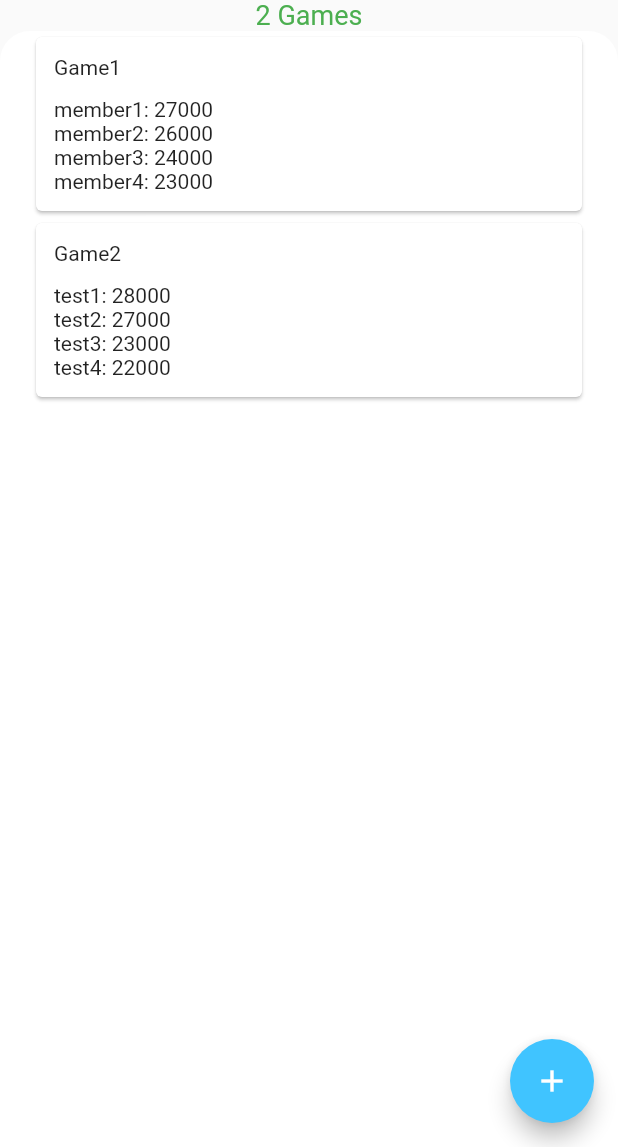
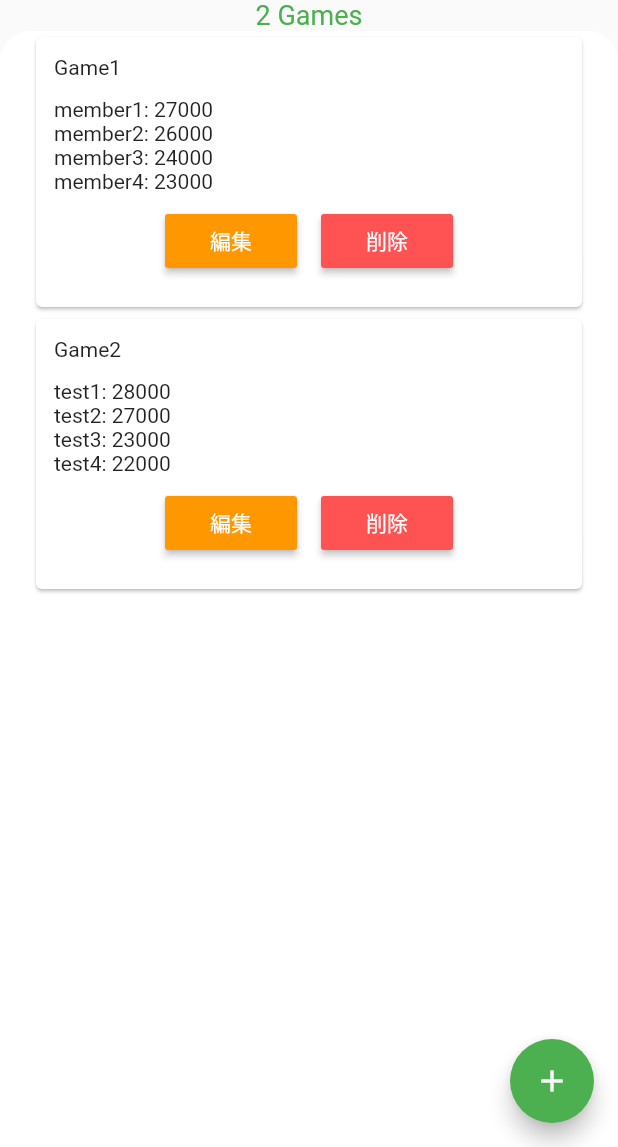
Before and after one commit to aniyome/jong_memo, a Flutter app: the screen it shows after launch, on a phone screen of 412 x 824 dp, the part 89-1236 px from its top. Run offline on Flutter 3.47's test engine with Material 2 defaults, Android fonts, the phone set to English and light mode, and no system bars.

Commit message:
編集と削除ボタンを追加

```diff
--- a/lib/screens/game_screen.dart
+++ b/lib/screens/game_screen.dart
@@ -10,7 +10,7 @@ class GameScreen extends StatelessWidget {
   Widget build(BuildContext context) {
     return Scaffold(
       floatingActionButton: FloatingActionButton(
-          backgroundColor: Colors.lightBlueAccent,
+          backgroundColor: Colors.green,
           child: Icon(Icons.add),
           onPressed: () {
             showModalBottomSheet(
--- a/lib/widgets/games_list.dart
+++ b/lib/widgets/games_list.dart
@@ -10,17 +10,6 @@ class GamesList extends StatelessWidget {
         return ListView.builder(
           itemBuilder: (context, index) {
             final game = gameData.games[index];
-            // return Container(
-            //   child: Column(
-            //     children: [
-            //       Text("${game.title}"),
-            //       Text("${game.member1}: ${game.memberScore1}"),
-            //       Text("${game.member2}: ${game.memberScore2}"),
-            //       Text("${game.member3}: ${game.memberScore3}"),
-            //       Text("${game.member4}: ${game.memberScore4}")
-            //     ],
-            //   ),
-            // );
             return Card(
               child: Padding(
                 padding: EdgeInsets.all(12),
@@ -33,6 +22,34 @@ class GamesList extends StatelessWidget {
                     Text("${game.member2}: ${game.memberScore2}"),
                     Text("${game.member3}: ${game.memberScore3}"),
                     Text("${game.member4}: ${game.memberScore4}"),
+                    Row(
+                      mainAxisAlignment: MainAxisAlignment.center,
+                      crossAxisAlignment: CrossAxisAlignment.center,
+                      children: [
+                        Padding(
+                          padding: const EdgeInsets.all(8.0),
+                          child: Expanded(
+                            child: RaisedButton(
+                              child: const Text('編集'),
+                              color: Colors.orange,
+                              textColor: Colors.white,
+                              onPressed: () {},
+                            ),
+                          ),
+                        ),
+                        Padding(
+                          padding: const EdgeInsets.all(8.0),
+                          child: Expanded(
+                            child: RaisedButton(
+                              child: const Text('削除'),
+                              color: Colors.redAccent,
+                              textColor: Colors.white,
+                              onPressed: () {},
+                            ),
+                          ),
+                        ),
+                      ],
+                    )
                   ],
                 ),
               ),
```
Also changed, not shown: lib/screens/add_game_screen.dart (+8 -5 lines).
